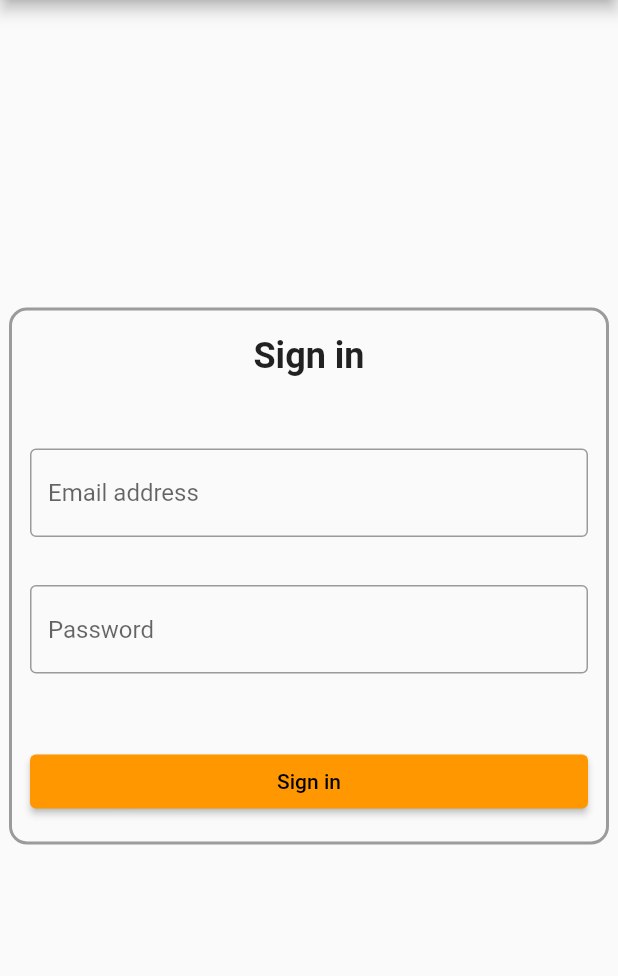
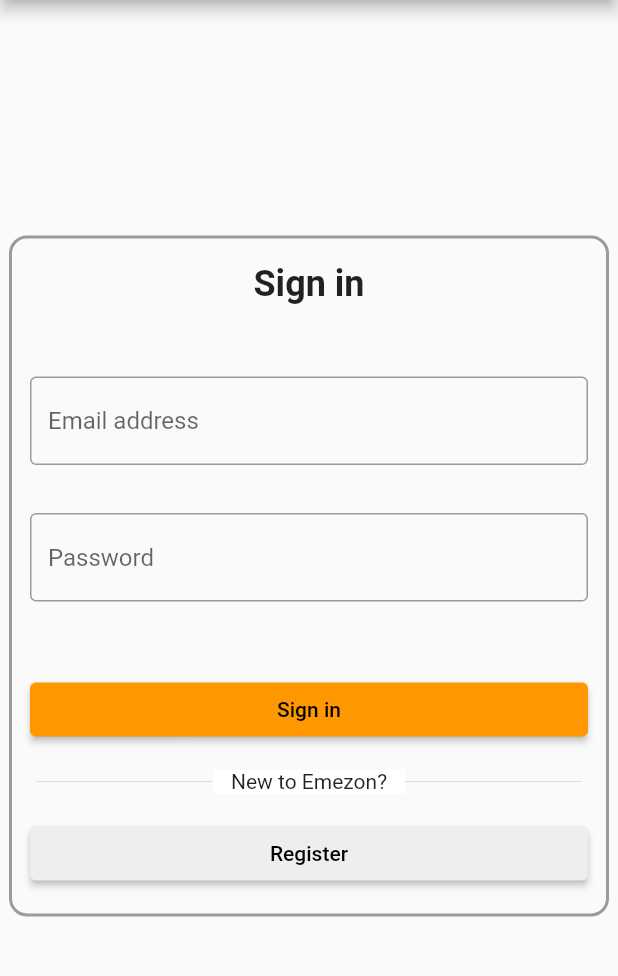
Before and after one commit to akunsecured/emezen_flutter, a Flutter app: the screen it shows after launch, in the side drawer, after a tap on "Login", on a phone screen of 412 x 824 dp, the part 84-1060 px from its top. Run offline on Flutter 3.47's test engine with Material 2 defaults, Android fonts, the light colour scheme and no system bars; our stand-ins replace dio, fluttertoast, shared_preferences, url_strategy.

Commit message:
LoginForm and HomeScreen are updated.

```diff
--- a/lib/pages/home_screen.dart
+++ b/lib/pages/home_screen.dart
@@ -1,5 +1,6 @@
 import 'package:emezen/model/enums.dart';
 import 'package:emezen/style/app_theme.dart';
+import 'package:emezen/widgets/drawer_list_tile.dart';
 import 'package:emezen/widgets/search_bar.dart';
 import 'package:flutter/material.dart';
 
@@ -24,18 +25,24 @@
           backgroundColor: AppTheme.drawerBackgroundColor,
           child: ListView(
             children: [
-              ListTile(
-                  leading: const Icon(Icons.key),
-                  title: const Text("Login",
-                      style: TextStyle(color: AppTheme.drawerListTileColor)),
-                  onTap: () {
-                    Navigator.pushNamed(context, '/auth',
-                        arguments: AuthMethod.login);
-                  }),
-              ListTile(
-                  leading: const Icon(Icons.person),
-                  title: const Text("Register",
-                      style: TextStyle(color: AppTheme.drawerListTileColor)),
+              Container(
+                height: AppBar().preferredSize.height,
+                padding: const EdgeInsets.all(12),
+                child: const Image(
+                  image: AssetImage('assets/images/emezen-logo.png'),
+                ),
+              ),
+              DrawerListTile(
+                iconData: Icons.key,
+                text: 'Login',
+                onTap: () {
+                  Navigator.pushNamed(context, '/auth',
+                      arguments: AuthMethod.login);
+                },
+              ),
+              DrawerListTile(
+                  iconData: Icons.person,
+                  text: 'Register',
                   onTap: () {
                     Navigator.pushNamed(context, '/auth',
                         arguments: AuthMethod.register);
--- a/lib/pages/login_form.dart
+++ b/lib/pages/login_form.dart
@@ -48,8 +48,8 @@
           margin:
               const EdgeInsets.only(top: 32, bottom: 16, left: 12, right: 12),
           child: ChangeNotifierProvider(
-              create: (_) =>
-                  AuthProvider(Provider.of<AuthService>(context, listen: false)),
+              create: (_) => AuthProvider(
+                  Provider.of<AuthService>(context, listen: false)),
               builder: (context, child) => Selector<AuthProvider, bool>(
                     selector: (_, authProvider) => authProvider.isLoading,
                     builder: (_, isLoading, __) => LoadingSupportButton(
@@ -68,6 +68,34 @@
                         }),
                   )),
         ),
+        Container(
+          margin: const EdgeInsets.symmetric(horizontal: 16),
+          child: Stack(
+            children: [
+              const Divider(),
+              Center(
+                  child: Container(
+                padding: const EdgeInsets.symmetric(horizontal: 12),
+                color: Colors.white,
+                child: const Text(
+                  'New to Emezon?',
+                ),
+              ))
+            ],
+          ),
+        ),
+        Container(
+          width: double.infinity,
+          margin: const EdgeInsets.symmetric(vertical: 16, horizontal: 12),
+          child: ElevatedButton(
+            style: ElevatedButton.styleFrom(primary: Colors.grey.shade200),
+            onPressed: () {
+              Navigator.pushReplacementNamed(context, '/auth',
+                  arguments: AuthMethod.register);
+            },
+            child: const Text('Register'),
+          ),
+        )
       ],
     );
   }
--- /dev/null
+++ b/lib/widgets/drawer_list_tile.dart
@@ -0,0 +1,26 @@
+import 'package:emezen/style/app_theme.dart';
+import 'package:flutter/material.dart';
+
+class DrawerListTile extends StatelessWidget {
+  final IconData iconData;
+  final String text;
+  final Function() onTap;
+
+  const DrawerListTile(
+      {Key? key,
+      required this.iconData,
+      required this.text,
+      required this.onTap})
+      : super(key: key);
+
+  @override
+  Widget build(BuildContext context) => ListTile(
+        leading: Icon(
+          iconData,
+          color: AppTheme.drawerListTileColor,
+        ),
+        title: Text(text,
+            style: const TextStyle(color: AppTheme.drawerListTileColor)),
+        onTap: onTap,
+      );
+}
```
